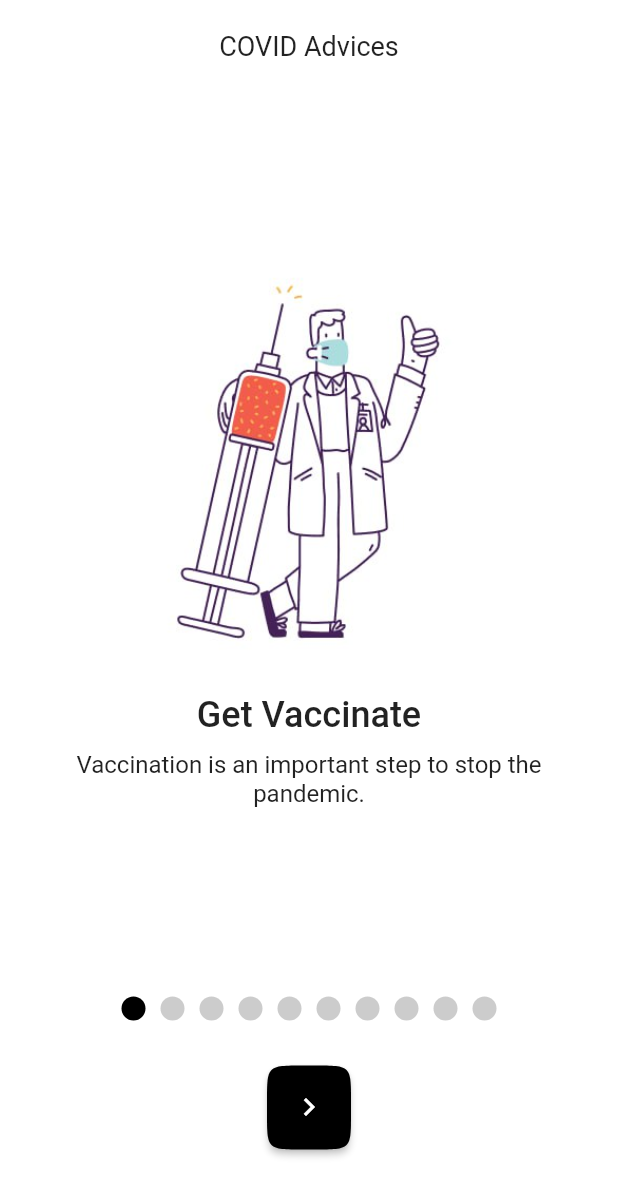
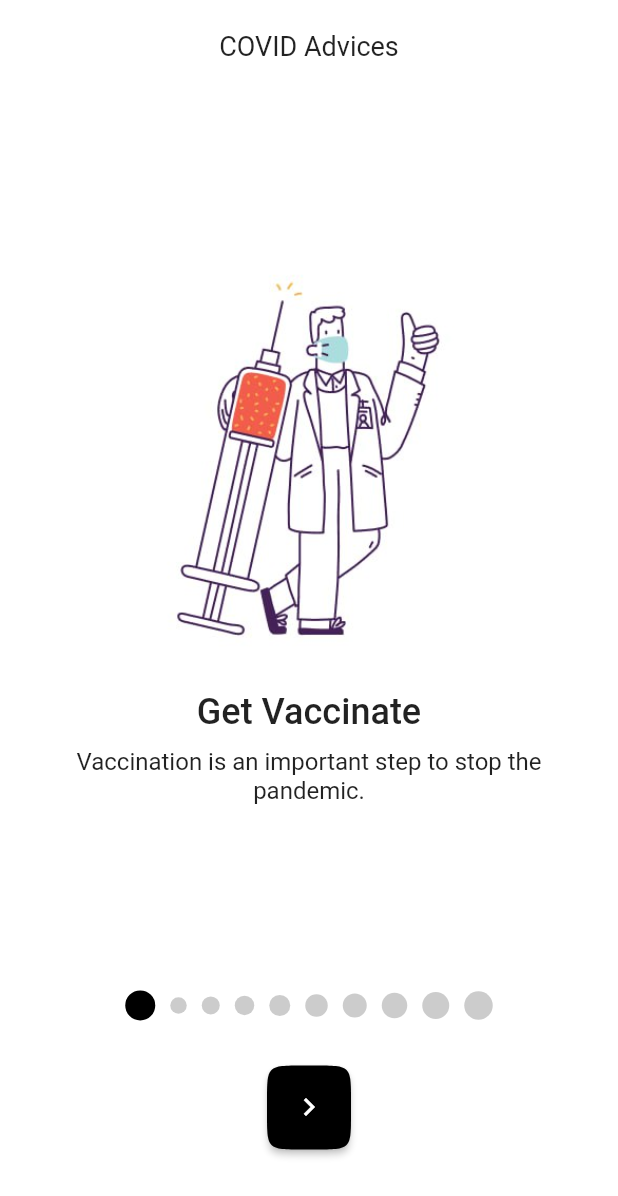
Before and after one commit to muhriddinbek-off/bottom_navigator_bar_widget, a Flutter app: the screen it shows after launch, on a phone screen of 412 x 824 dp. Shown: the top 1196 px of the screen. Run offline on Flutter 3.47's test engine with Material 2 defaults, Android fonts, the phone set to English and light mode, and no system bars; missing offline and left inert: dart:html.

Commit message:
add dots

```diff
--- a/lib/ui/page_view.dart
+++ b/lib/ui/page_view.dart
@@ -1,3 +1,5 @@
+import 'dart:html';
+
 import 'package:flutter/material.dart';
 import 'package:myapp/ui/home_screen.dart';
 
@@ -13,6 +15,7 @@ class PageViewScreen extends StatefulWidget {
 class _PageViewScreenState extends State<PageViewScreen> {
   double width = 0;
   double heigth = 0;
+  double boxHeigth = 10;
   int page = 0;
   PageController controller = PageController(initialPage: 0);
   @override
@@ -49,11 +52,17 @@ class _PageViewScreenState extends State<PageViewScreen> {
           SizedBox(height: 24),
           Row(
             mainAxisAlignment: MainAxisAlignment.center,
-            children: List.generate(10, (index) {
+            children: List.generate(data.length, (index) {
+              double a = data.length / data.length;
+              double b = a + data.length;
+              double c = b - (b - index);
+              double current = boxHeigth + c;
+
+              print(current);
               return Container(
                 margin: EdgeInsets.symmetric(horizontal: 5),
-                height: 16,
-                width: 16,
+                height: page == index ? boxHeigth + data.length : current,
+                width: page == index ? boxHeigth + data.length : current,
                 decoration: BoxDecoration(
                   shape: BoxShape.circle,
                   color: page == index ? Colors.black : Colors.black.withOpacity(0.2),
```
